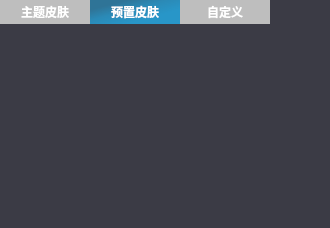
Before: the Qt Designer form VideoPlayer/skin/MySkin.ui in huizhang556/pc-video-player, drawn with Qt 5.
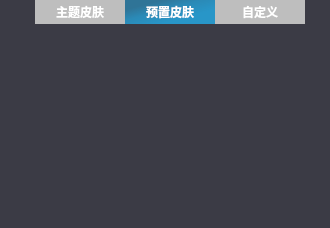
After: the same form once the commit is applied. The open tabs and pages were chosen to show the change.

What changed in the file:
```diff
--- a/VideoPlayer/skin/MySkin.ui
+++ b/VideoPlayer/skin/MySkin.ui
@@ -50,7 +50,7 @@
 
 QTabWidget::tab-bar 
 {
-/*left: 35px;*/
+left: 35px;
 }
 
 QTabBar::tab
```
Left out of the diff: 2 changed lines with no effect on the pictures.
